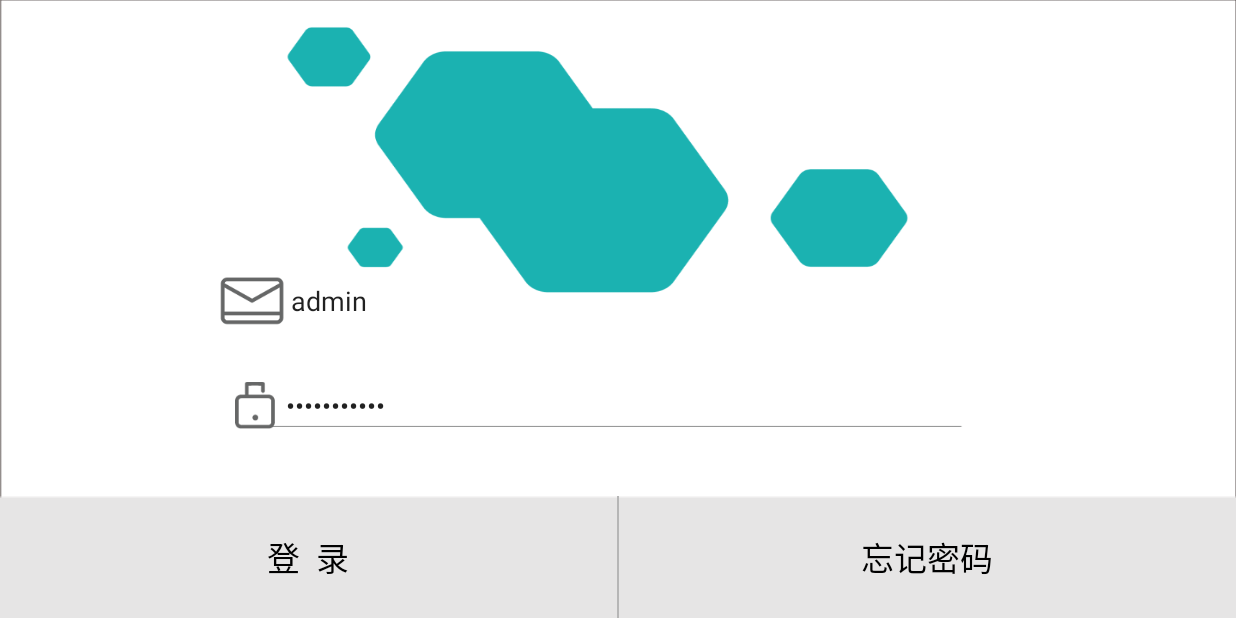
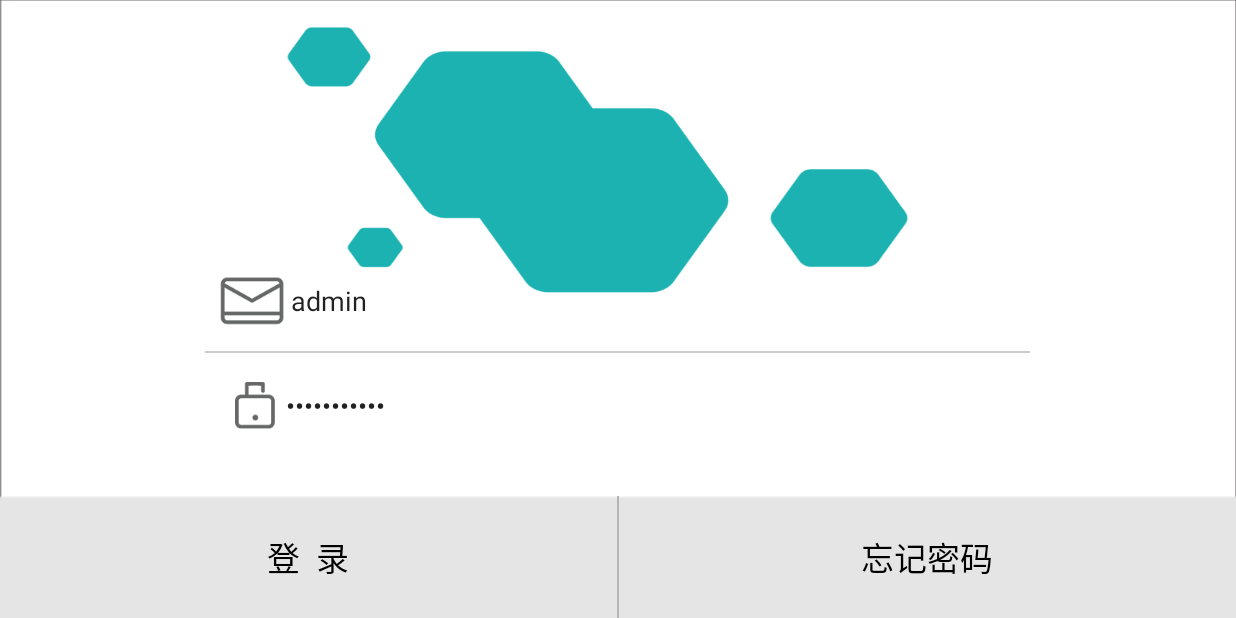
Before and after one commit to cwh643/wound, an Android app: the screen it shows after launch (LoginActivity), on a phone screen of 824 x 412 dp (held sideways). Run offline under Robolectric (Android 15) with nearby library versions, the phone set to English and light mode, and no system bars; libraries missing offline, so code that uses them is left out: com.squareup.okhttp; 1 statement that could not run was skipped.

Commit message:
modify by weihua

```diff
--- a/android/InjuriesApp/app/src/main/res/layout/activity_login.xml
+++ b/android/InjuriesApp/app/src/main/res/layout/activity_login.xml
@@ -43,7 +43,13 @@
         android:layout_marginBottom="30dp"
         android:layout_above="@+id/login_password"
         android:layout_centerHorizontal="true" />
-
+    <View
+        android:layout_width="550dp"
+        android:layout_height="1dp"
+        android:layout_above="@id/login_password"
+        android:layout_alignStart="@id/login_password"
+        android:layout_marginBottom="15dp"
+        android:background="@color/colorGray"></View>
     <LinearLayout
         android:layout_width="match_parent"
         android:layout_height="81dp"
```
Also changed, not shown: android/InjuriesApp/app/src/main/res/mipmap-xhdpi/login_bg1.png.
